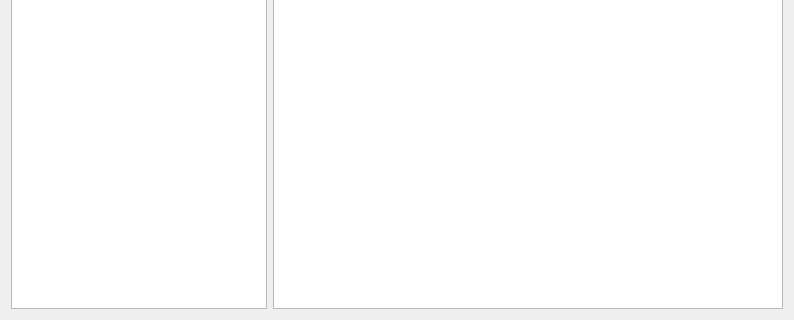
First picture: the form in frameinfowindow.ui, repository collin80/SavvyCAN, before the edit; both pictures show x 0 to 794 and y 174 to 494 of the 794 by 494 pixel window.
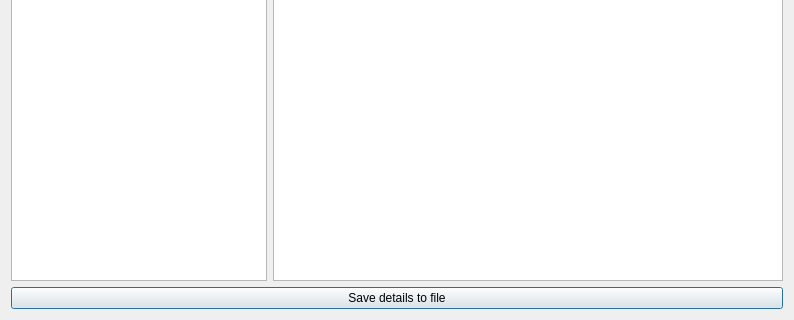
Second picture: the form after the edit.

Commit message: Added the ability to save all frame details within the details screen to file.

Patch:
```diff
--- a/frameinfowindow.ui
+++ b/frameinfowindow.ui
@@ -13,6 +13,8 @@
   <property name="windowTitle">
    <string>Detailed Frame Information</string>
   </property>
+  <layout class="QVBoxLayout" name="verticalLayout_2">
+   <item>
   <layout class="QHBoxLayout" name="horizontalLayout">
    <item>
     <layout class="QVBoxLayout" name="verticalLayout_3">
@@ -60,6 +62,15 @@
       </widget>
      </item>
     </layout>
+     </item>
+    </layout>
+   </item>
+   <item>
+    <widget class="QPushButton" name="btnSave">
+     <property name="text">
+      <string>Save details to file</string>
+     </property>
+    </widget>
    </item>
   </layout>
  </widget>
```
Lines whose indentation alone changed are shown as unchanged. The commit also changes 2 other files.
